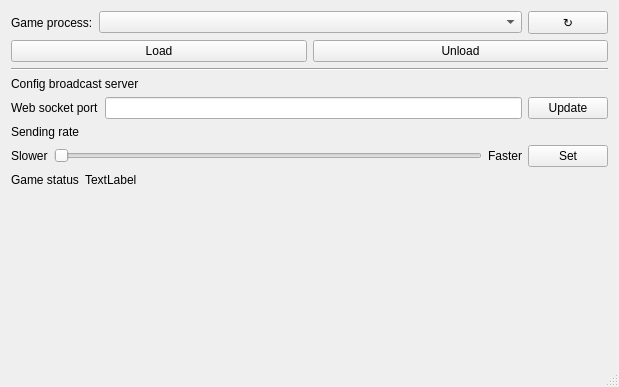
First picture: the form in NecromancyLoader/necromancyloaderwindow.ui, repository Unchpokable/MemorySurf, before the edit.
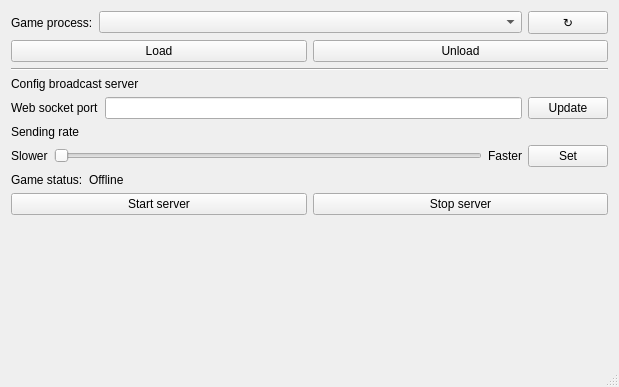
Second picture: the form after the edit.

Commit message: processInfo class + AUTO_PROPERTY macro

```diff
--- a/NecromancyLoader/necromancyloaderwindow.ui
+++ b/NecromancyLoader/necromancyloaderwindow.ui
@@ -161,14 +161,32 @@
          </sizepolicy>
         </property>
         <property name="text">
-         <string>Game status</string>
+         <string>Game status:</string>
         </property>
        </widget>
       </item>
       <item>
        <widget class="QLabel" name="label_7">
         <property name="text">
-         <string>TextLabel</string>
+         <string>Offline</string>
+        </property>
+       </widget>
+      </item>
+     </layout>
+    </item>
+    <item>
+     <layout class="QHBoxLayout" name="horizontalLayout_6">
+      <item>
+       <widget class="QPushButton" name="pushButton">
+        <property name="text">
+         <string>Start server</string>
+        </property>
+       </widget>
+      </item>
+      <item>
+       <widget class="QPushButton" name="pushButton_2">
+        <property name="text">
+         <string>Stop server</string>
         </property>
        </widget>
       </item>
```
Left out of the diff: 2 changed lines with no effect on the pictures. The commit also changes 7 other files.
